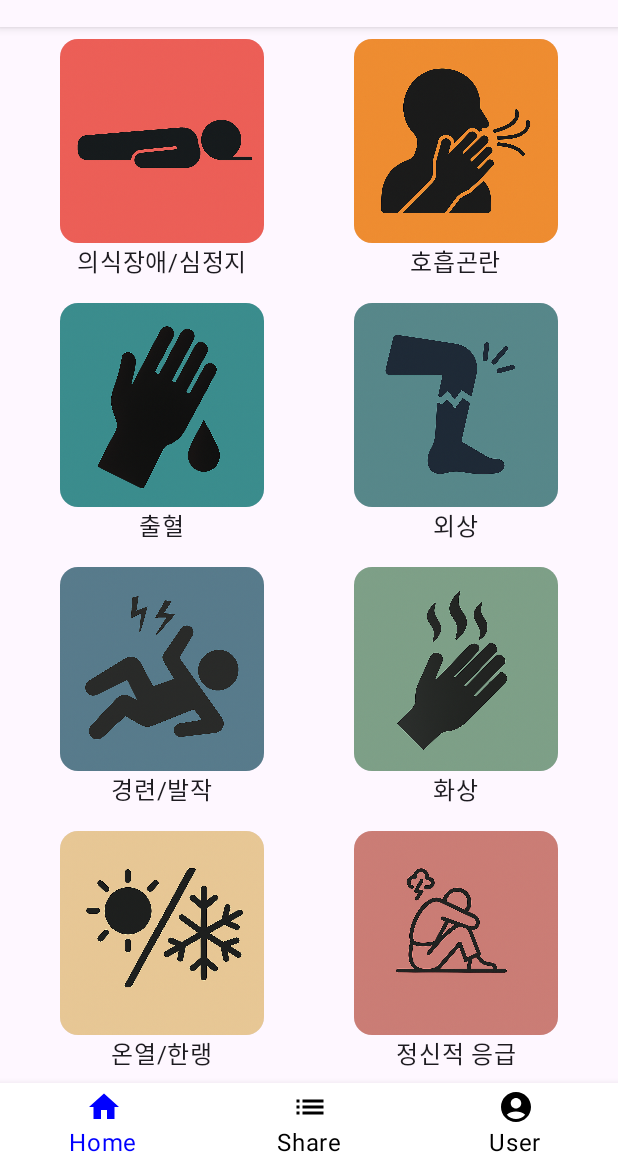
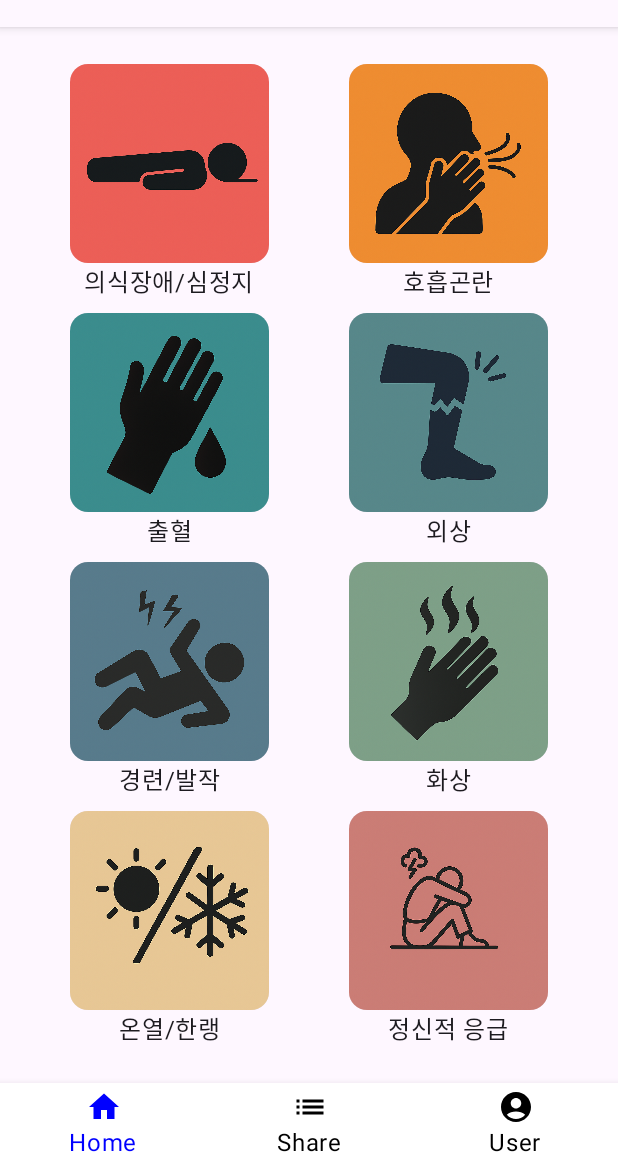
Before and after one commit to GDG-on-Campus-KHU/SDGP_team5_FE, an Android app built with Jetpack Compose: the screen it shows after launch (MainActivity), on a phone screen of 412 x 824 dp, the part 69-1236 px from its top. Run offline under Robolectric (Android 15) with nearby library versions, the phone set to English and light mode, and no system bars.

Commit message:
Update ResQ screen resq list

```diff
--- a/app/src/main/java/com/example/resq/presentaion/resq/ResQScreen.kt
+++ b/app/src/main/java/com/example/resq/presentaion/resq/ResQScreen.kt
@@ -2,31 +2,28 @@ package com.example.resq.presentaion.resq
 
 import androidx.compose.foundation.Image
 import androidx.compose.foundation.clickable
-import androidx.compose.foundation.layout.Arrangement
 import androidx.compose.foundation.layout.Box
 import androidx.compose.foundation.layout.Column
 import androidx.compose.foundation.layout.PaddingValues
-import androidx.compose.foundation.layout.aspectRatio
+import androidx.compose.foundation.layout.Row
+import androidx.compose.foundation.layout.fillMaxHeight
 import androidx.compose.foundation.layout.fillMaxSize
 import androidx.compose.foundation.layout.fillMaxWidth
 import androidx.compose.foundation.layout.padding
-import androidx.compose.foundation.lazy.grid.GridCells
-import androidx.compose.foundation.lazy.grid.LazyVerticalGrid
-import androidx.compose.foundation.lazy.grid.items
 import androidx.compose.material3.Card
 import androidx.compose.material3.Text
 import androidx.compose.runtime.Composable
+import androidx.compose.runtime.collectAsState
 import androidx.compose.ui.Alignment
 import androidx.compose.ui.Modifier
 import androidx.compose.ui.layout.ContentScale
 import androidx.compose.ui.res.painterResource
 import androidx.compose.ui.tooling.preview.Preview
 import androidx.compose.ui.unit.dp
+import androidx.lifecycle.viewmodel.compose.viewModel
 import androidx.navigation.NavHostController
 import androidx.navigation.compose.rememberNavController
-import com.example.resq.R
 import com.example.resq.navigation.home.HomeNavigationItem
-import com.example.resq.presentaion.resq.model.ResQ
 import com.example.resq.ui.theme.InnerPadding
 import java.net.URLEncoder
 import java.nio.charset.StandardCharsets
@@ -35,44 +32,44 @@ import java.nio.charset.StandardCharsets
 fun ResQScreen(
     navController: NavHostController,
     padding: PaddingValues,
+    viewModel: ResQViewModel = viewModel()
 ) {
-    val resQList =
-        listOf(
-            ResQ("의식장애/심정지", R.drawable.resq4),
-            ResQ("호흡곤란", R.drawable.resq3),
-            ResQ("출혈", R.drawable.resq2),
-            ResQ("외상", R.drawable.resq1),
-            ResQ("경련/발작", R.drawable.resq7),
-            ResQ("화상", R.drawable.resq8),
-            ResQ("온열/한랭", R.drawable.resq6),
-            ResQ("정신적 응급", R.drawable.resq5)
-        )
+    val resQList = viewModel.resQList.collectAsState()
 
     Column(
         modifier = Modifier
             .fillMaxSize()
             .padding(padding)
-            .padding(horizontal = InnerPadding * 2),
-        verticalArrangement = Arrangement.Center
+            .padding(InnerPadding),
     ) {
-        LazyVerticalGrid(
-            columns = GridCells.Fixed(2),
-            verticalArrangement = Arrangement.spacedBy(16.dp),
-            horizontalArrangement = Arrangement.spacedBy(InnerPadding * 3)
+        resQList.value.chunked(2).forEach { chunk ->
+            Row(
+                modifier = Modifier
+                    .weight(1f)
+                    .fillMaxWidth(),
+                verticalAlignment = Alignment.CenterVertically
             ) {
-            items(resQList) {
+                chunk.forEach {
                     Column(
-                    modifier = Modifier.clickable(
+                        modifier = Modifier.weight(1f),
+                        horizontalAlignment = Alignment.CenterHorizontally
+                    ) {
+                        Card(
+                            modifier = Modifier
+                                .fillMaxHeight(0.8f)
+                                .clickable(
                                     onClick = {
                                         val resQEncoded =
-                                URLEncoder.encode(it.resQ, StandardCharsets.UTF_8.toString())
+                                            URLEncoder.encode(
+                                                it.resQ,
+                                                StandardCharsets.UTF_8.toString()
+                                            )
                                         navController.navigate(HomeNavigationItem.ResQDetail.route + "/$resQEncoded" + "/${it.resQImage}")
                                     },
                                     interactionSource = null,
                                     indication = null
                                 )
                         ) {
-                    Card(modifier = Modifier.aspectRatio(1f)) {
                             Image(
                                 painter = painterResource(it.resQImage),
                                 contentDescription = it.resQ,
@@ -82,8 +79,9 @@ fun ResQScreen(
                         Box(
                             modifier = Modifier.fillMaxWidth(),
                             contentAlignment = Alignment.Center,
-                        content = { Text(it.resQ) }
+                            content = { Text(text = it.resQ) }
                         )
+                    }
                 }
             }
         }
--- a/app/src/main/java/com/example/resq/presentaion/resq/ResQViewModel.kt
+++ b/app/src/main/java/com/example/resq/presentaion/resq/ResQViewModel.kt
@@ -1,7 +1,25 @@
 package com.example.resq.presentaion.resq
 
 import androidx.lifecycle.ViewModel
+import com.example.resq.R
+import com.example.resq.presentaion.resq.model.ResQ
+import kotlinx.coroutines.flow.MutableStateFlow
+import kotlinx.coroutines.flow.StateFlow
 
 class ResQViewModel : ViewModel() {
 
+    private val _resQList = MutableStateFlow(
+        listOf(
+            ResQ("의식장애/심정지", R.drawable.resq4),
+            ResQ("호흡곤란", R.drawable.resq3),
+            ResQ("출혈", R.drawable.resq2),
+            ResQ("외상", R.drawable.resq1),
+            ResQ("경련/발작", R.drawable.resq7),
+            ResQ("화상", R.drawable.resq8),
+            ResQ("온열/한랭", R.drawable.resq6),
+            ResQ("정신적 응급", R.drawable.resq5)
+        )
+    )
+    val resQList: StateFlow<List<ResQ>> = _resQList
+
 }
```
Lines whose indentation alone changed are shown as unchanged.
